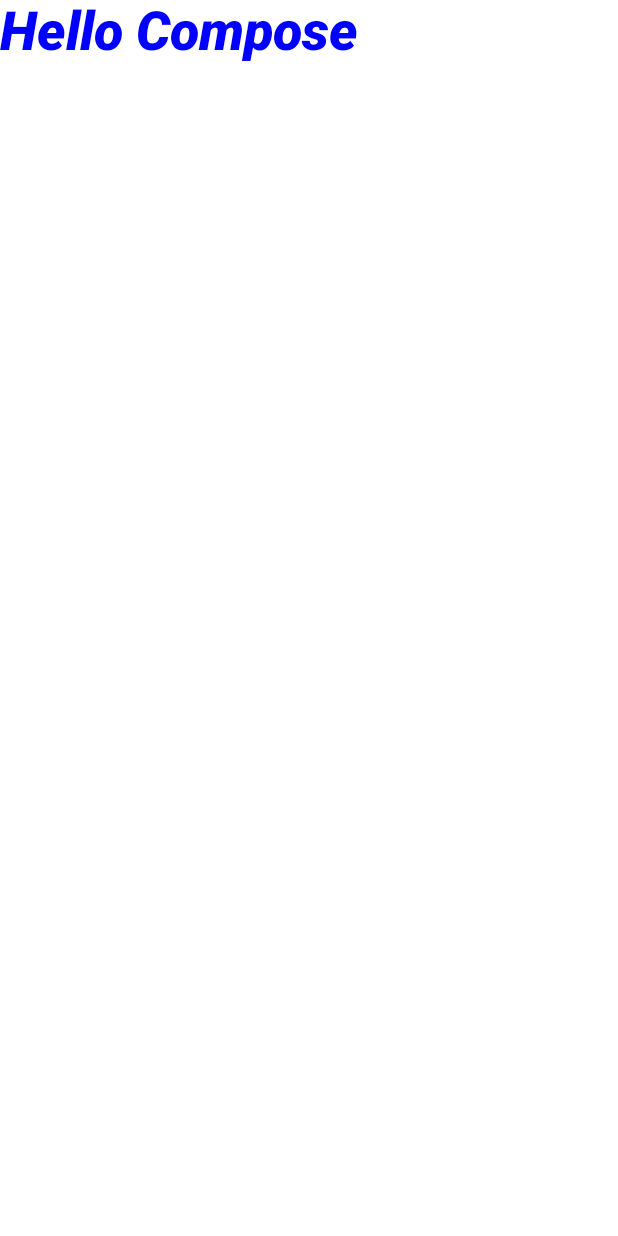
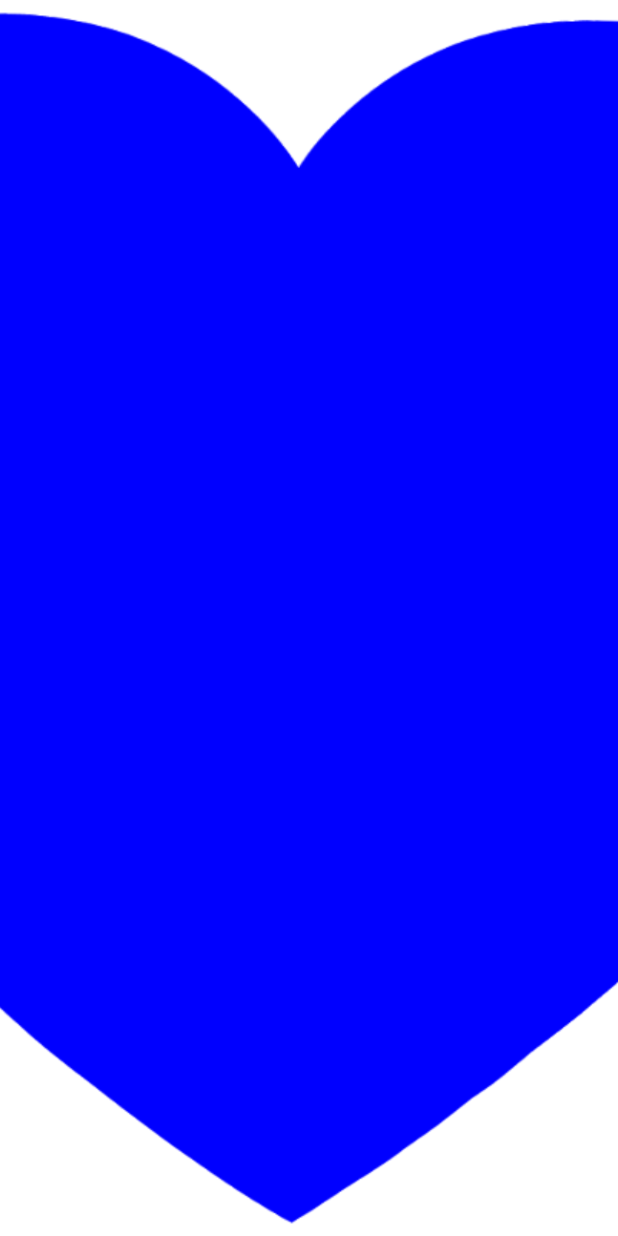
Before and after one commit to uday144/HELLOCOMPOSE, an Android app built with Jetpack Compose: the @Preview function previewCompose, on a phone screen of 412 x 824 dp. Run offline under Robolectric (Android 15) with nearby library versions, the phone set to English and light mode, and no system bars.

Commit message:
Image composable

```diff
--- a/app/src/main/java/com/example/hellocompose/MainActivity.kt
+++ b/app/src/main/java/com/example/hellocompose/MainActivity.kt
@@ -3,6 +3,7 @@ package com.example.hellocompose
 import android.os.Bundle
 import androidx.activity.ComponentActivity
 import androidx.activity.compose.setContent
+import androidx.compose.foundation.Image
 import androidx.compose.foundation.layout.fillMaxSize
 import androidx.compose.material3.MaterialTheme
 import androidx.compose.material3.Surface
@@ -10,6 +11,9 @@ import androidx.compose.material3.Text
 import androidx.compose.runtime.Composable
 import androidx.compose.ui.Modifier
 import androidx.compose.ui.graphics.Color
+import androidx.compose.ui.graphics.ColorFilter
+import androidx.compose.ui.layout.ContentScale
+import androidx.compose.ui.res.painterResource
 import androidx.compose.ui.text.font.FontStyle
 import androidx.compose.ui.text.font.FontWeight
 import androidx.compose.ui.text.style.TextAlign
@@ -35,12 +39,9 @@ fun helloCompose(name: String = "Compose") {
 @Preview(showBackground = true, showSystemUi = true)
 @Composable
 fun previewCompose() {
-    Text(
-        text = "Hello Compose",
-        fontStyle = FontStyle.Italic,
-        fontWeight = FontWeight.ExtraBold,
-        color = Color.Blue,
-        fontSize = 36.sp,
-        textAlign = TextAlign.Right
+    Image(
+        painter = painterResource(id = R.drawable.heart), contentDescription = "Dummy image",
+        colorFilter = ColorFilter.tint(Color.Blue),
+        contentScale = ContentScale.Crop
     )
 }
```
Also changed, not shown: app/src/main/res/drawable/arrow.png (added), app/src/main/res/drawable/heart.png (added).
